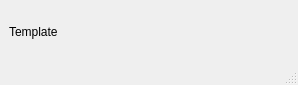
This is modules/hardwarecommunication/widget/hardwarecommunication.ui in tud-hri/joan as Qt 5 draws it before an edit. The edited form follows.
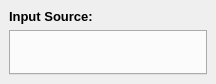
This is the edited form.

What changed in the file:
```diff
--- a/modules/hardwarecommunication/widget/hardwarecommunication.ui
+++ b/modules/hardwarecommunication/widget/hardwarecommunication.ui
@@ -6,8 +6,8 @@
    <rect>
     <x>0</x>
     <y>0</y>
-    <width>298</width>
-    <height>85</height>
+    <width>216</width>
+    <height>84</height>
    </rect>
   </property>
   <property name="windowTitle">
@@ -17,10 +17,24 @@
    <layout class="QGridLayout" name="gridLayout_2">
     <item row="1" column="0">
      <layout class="QGridLayout" name="gridLayout">
+      <item row="1" column="0">
+       <widget class="QTabWidget" name="tabInputs">
+        <property name="currentIndex">
+         <number>-1</number>
+        </property>
+       </widget>
+      </item>
       <item row="0" column="0">
-       <widget class="QLabel" name="label">
+       <widget class="QLabel" name="lblInputSource">
+        <property name="font">
+         <font>
+          <pointsize>10</pointsize>
+          <weight>75</weight>
+          <bold>true</bold>
+         </font>
+        </property>
         <property name="text">
-         <string>Template</string>
+         <string>Input Source:</string>
         </property>
        </widget>
       </item>
@@ -28,17 +42,6 @@
     </item>
    </layout>
   </widget>
-  <widget class="QMenuBar" name="menubar">
-   <property name="geometry">
-    <rect>
-     <x>0</x>
-     <y>0</y>
-     <width>298</width>
-     <height>22</height>
-    </rect>
-   </property>
-  </widget>
-  <widget class="QStatusBar" name="statusbar"/>
  </widget>
  <resources/>
  <connections/>
```
Left out of the diff: 4 changed lines with no effect on the pictures.
